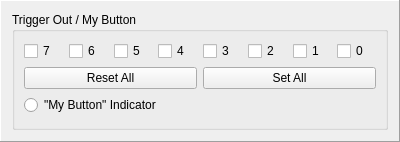
Old version of the form tutorial/frmTUT4Online.ui in the repository Neurobotics/PyCorder.
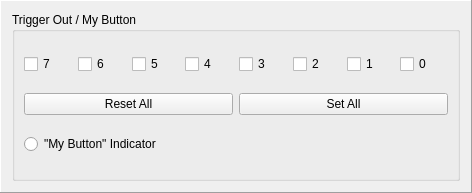
New version of the form.

```diff
--- a/tutorial/frmTUT4Online.ui
+++ b/tutorial/frmTUT4Online.ui
@@ -6,8 +6,8 @@
    <rect>
     <x>0</x>
     <y>0</y>
-    <width>400</width>
-    <height>142</height>
+    <width>472</width>
+    <height>193</height>
    </rect>
   </property>
   <property name="windowTitle">
```
